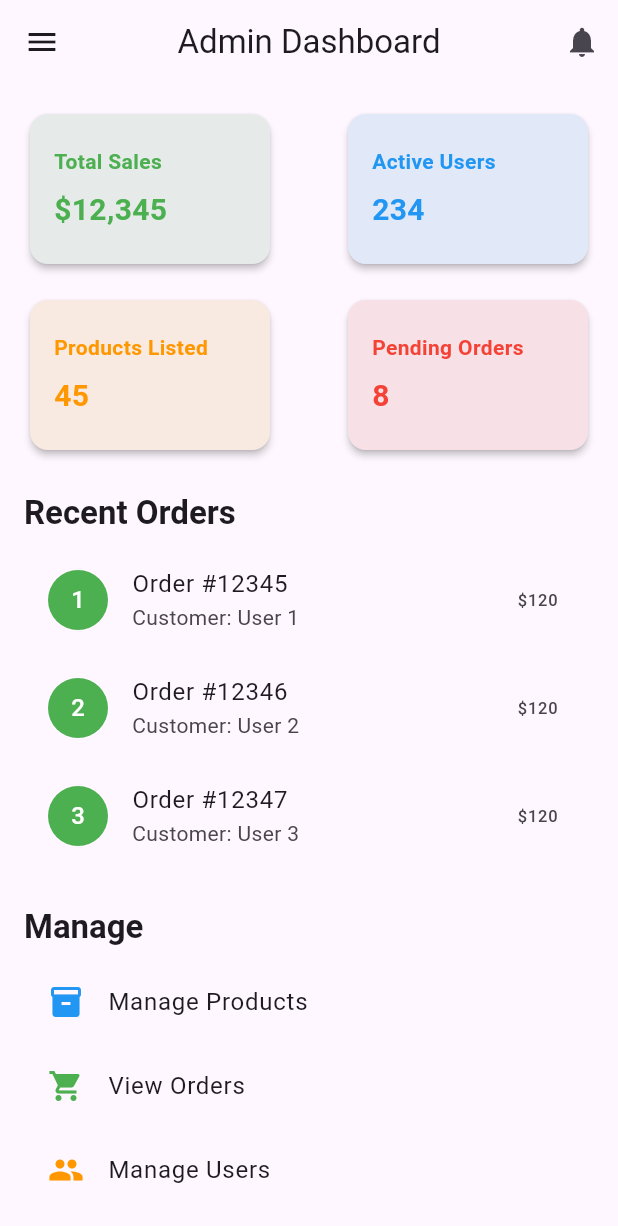
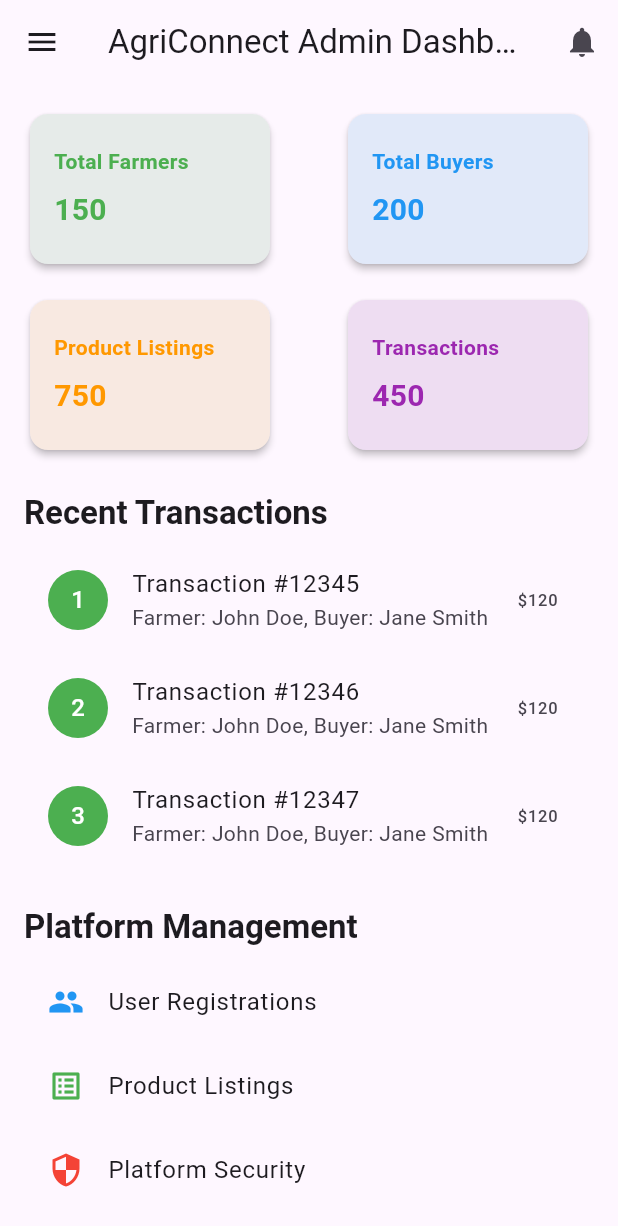
Before and after one commit to Amanciolicious/AgriConnect, a Flutter app: the AdminHome screen opened directly, on a phone screen of 412 x 824 dp. Shown: the top 1226 px of the screen. Run offline on Flutter 3.47's test engine with Material 3 defaults, Android fonts, the phone set to English and light mode, and no system bars; our stand-ins replace badges, flutter_iconly, google_fonts.

Commit message:
Update admin_home.dart

```diff
--- a/agri_app/lib/pages/admin-side/admin_home.dart
+++ b/agri_app/lib/pages/admin-side/admin_home.dart
@@ -1,19 +1,22 @@
 import 'package:flutter/material.dart';
-import 'package:agri_app/pages/login_page.dart'; // Import the login page
+import 'package:agri_app/pages/login_page.dart';
+import 'package:agri_app/pages/admin-side/admin_profile.dart';
 
 class AdminHome extends StatelessWidget {
   const AdminHome({super.key});
 
-  // Logout method
   void _logout(BuildContext context) {
-    // Clear session or authentication data here if necessary
-    // Example: SharedPreferences, FirebaseAuth, or any other session management
-
-    // Navigate to the login page and clear navigation stack
     Navigator.pushAndRemoveUntil(
       context,
       MaterialPageRoute(builder: (context) => const LoginPage()),
-      (Route<dynamic> route) => false, // Remove all previous routes
+      (Route<dynamic> route) => false,
+    );
+  }
+
+  void _navigateToProfile(BuildContext context) {
+    Navigator.push(
+      context,
+      MaterialPageRoute(builder: (context) => const AdminProfile()),
     );
   }
 
@@ -21,13 +24,13 @@ class AdminHome extends StatelessWidget {
   Widget build(BuildContext context) {
     return Scaffold(
       appBar: AppBar(
-        title: const Text("Admin Dashboard"),
+        title: const Text("AgriConnect Admin Dashboard"),
         centerTitle: true,
         actions: [
           IconButton(
             icon: const Icon(Icons.notifications),
             onPressed: () {
-              // Handle notifications
+              // Handle platform notifications
             },
           ),
         ],
@@ -37,41 +40,65 @@ class AdminHome extends StatelessWidget {
           padding: EdgeInsets.zero,
           children: [
             DrawerHeader(
-              decoration: BoxDecoration(color: Colors.blue.shade700),
-              child: const Text(
-                "Admin Panel",
-                style: TextStyle(
-                  color: Colors.white,
-                  fontSize: 24,
-                ),
+              decoration: BoxDecoration(color: Colors.green.shade700),
+              child: const Column(
+                crossAxisAlignment: CrossAxisAlignment.start,
+                mainAxisAlignment: MainAxisAlignment.end,
+                children: [
+                  Text(
+                    "AgriConnect Admin",
+                    style: TextStyle(
+                      color: Colors.white,
+                      fontSize: 24,
+                    ),
+                  ),
+                  SizedBox(height: 8),
+                  Text(
+                    "Platform Management",
+                    style: TextStyle(
+                      color: Colors.white70,
+                      fontSize: 14,
+                    ),
+                  ),
+                ],
               ),
             ),
             ListTile(
               leading: const Icon(Icons.dashboard),
               title: const Text("Dashboard"),
               onTap: () {
-                // Navigate to dashboard (if needed)
+                Navigator.pop(context);
               },
             ),
             ListTile(
               leading: const Icon(Icons.person),
               title: const Text("Profile"),
               onTap: () {
-                // Navigate to profile page (if needed)
+                Navigator.pop(context);
+                _navigateToProfile(context);
               },
             ),
             ListTile(
-              leading: const Icon(Icons.settings),
-              title: const Text("Settings"),
+              leading: const Icon(Icons.people),
+              title: const Text("User Management"),
               onTap: () {
-                // Navigate to settings page (if needed)
+                // Navigate to user management
+                Navigator.pop(context);
+              },
+            ),
+            ListTile(
+              leading: const Icon(Icons.list),
+              title: const Text("Product Listings"),
+              onTap: () {
+                // Navigate to product listings management
+                Navigator.pop(context);
               },
             ),
             const Divider(),
             ListTile(
               leading: const Icon(Icons.exit_to_app, color: Colors.red),
               title: const Text("Logout"),
-              onTap: () => _logout(context), // Logout on tap
+              onTap: () => _logout(context),
             ),
           ],
         ),
@@ -82,16 +109,20 @@ class AdminHome extends StatelessWidget {
           child: Column(
             crossAxisAlignment: CrossAxisAlignment.start,
             children: [
-              // Overview Cards
+              // Platform Overview Cards
               Row(
                 mainAxisAlignment: MainAxisAlignment.spaceBetween,
                 children: [
                   _buildOverviewCard(
-                      title: "Total Sales",
-                      value: "\$12,345",
-                      color: Colors.green),
+                    title: "Total Farmers",
+                    value: "150",
+                    color: Colors.green,
+                  ),
                   _buildOverviewCard(
-                      title: "Active Users", value: "234", color: Colors.blue),
+                    title: "Total Buyers",
+                    value: "200",
+                    color: Colors.blue,
+                  ),
                 ],
               ),
               const SizedBox(height: 16),
@@ -99,35 +130,39 @@ class AdminHome extends StatelessWidget {
                 mainAxisAlignment: MainAxisAlignment.spaceBetween,
                 children: [
                   _buildOverviewCard(
-                      title: "Products Listed",
-                      value: "45",
-                      color: Colors.orange),
+                    title: "Product Listings",
+                    value: "750",
+                    color: Colors.orange,
+                  ),
                   _buildOverviewCard(
-                      title: "Pending Orders", value: "8", color: Colors.red),
+                    title: "Transactions",
+                    value: "450",
+                    color: Colors.purple,
+                  ),
                 ],
               ),
               const SizedBox(height: 24),
-              // Recent Orders Section
+              // Recent Transactions Section
               Text(
-                "Recent Orders",
+                "Recent Transactions",
                 style: Theme.of(context)
                     .textTheme
                     .titleLarge!
                     .copyWith(fontWeight: FontWeight.bold),
               ),
               const SizedBox(height: 8),
-              _buildRecentOrdersList(),
+              _buildRecentTransactionsList(),
               const SizedBox(height: 24),
-              // Quick Links
+              // Platform Management
               Text(
-                "Manage",
+                "Platform Management",
                 style: Theme.of(context)
                     .textTheme
                     .titleLarge!
                     .copyWith(fontWeight: FontWeight.bold),
               ),
               const SizedBox(height: 8),
-              _buildQuickLinks(),
+              _buildPlatformManagementLinks(context),
             ],
           ),
         ),
@@ -135,9 +170,12 @@ class AdminHome extends StatelessWidget {
     );
   }
 
-  // Widget for Overview Cards
-  Widget _buildOverviewCard(
-      {required String title, required String value, required Color color}) {
+  // Overview Card Widget
+  Widget _buildOverviewCard({
+    required String title,
+    required String value,
+    required Color color,
+  }) {
     return Card(
       elevation: 2,
       shape: RoundedRectangleBorder(borderRadius: BorderRadius.circular(12)),
@@ -147,7 +185,6 @@ class AdminHome extends StatelessWidget {
         padding: const EdgeInsets.all(16),
         decoration: BoxDecoration(
           borderRadius: BorderRadius.circular(12),
-          // ignore: deprecated_member_use
           color: color.withOpacity(0.1),
         ),
         child: Column(
@@ -157,13 +194,19 @@ class AdminHome extends StatelessWidget {
             Text(
               title,
               style: TextStyle(
-                  fontSize: 14, color: color, fontWeight: FontWeight.bold),
+                fontSize: 14,
+                color: color,
+                fontWeight: FontWeight.bold,
+              ),
             ),
             const SizedBox(height: 8),
             Text(
               value,
               style: TextStyle(
-                  fontSize: 20, color: color, fontWeight: FontWeight.bold),
+                fontSize: 20,
+                color: color,
+                fontWeight: FontWeight.bold,
+              ),
             ),
           ],
         ),
@@ -171,8 +214,8 @@ class AdminHome extends StatelessWidget {
     );
   }
 
-  // Widget for Recent Orders
-  Widget _buildRecentOrdersList() {
+  // Recent Transactions List
+  Widget _buildRecentTransactionsList() {
     return ListView(
       shrinkWrap: true,
       physics: const NeverScrollableScrollPhysics(),
@@ -181,40 +224,42 @@ class AdminHome extends StatelessWidget {
         (index) => ListTile(
           leading: CircleAvatar(
             backgroundColor: Colors.green,
-            child: Text((index + 1).toString(),
-                style: const TextStyle(color: Colors.white)),
+            child: Text(
+              (index + 1).toString(),
+              style: const TextStyle(color: Colors.white),
+            ),
           ),
-          title: Text("Order #${index + 12345}"),
-          subtitle: Text("Customer: User ${index + 1}"),
+          title: Text("Transaction #${index + 12345}"),
+          subtitle: Text("Farmer: John Doe, Buyer: Jane Smith"),
           trailing: const Text("\$120"),
         ),
       ),
     );
   }
 
-  // Widget for Quick Links
-  Widget _buildQuickLinks() {
+  // Platform Management Links
+  Widget _buildPlatformManagementLinks(BuildContext context) {
     return Column(
       children: [
         ListTile(
-          leading: const Icon(Icons.inventory, color: Colors.blue),
-          title: const Text("Manage Products"),
+          leading: const Icon(Icons.people, color: Colors.blue),
+          title: const Text("User Registrations"),
           onTap: () {
-            // Navigate to Product Management
+            // Navigate to User Registrations
           },
         ),
         ListTile(
-          leading: const Icon(Icons.shopping_cart, color: Colors.green),
-          title: const Text("View Orders"),
+          leading: const Icon(Icons.list_alt, color: Colors.green),
+          title: const Text("Product Listings"),
           onTap: () {
-            // Navigate to Orders Page
+            // Navigate to Product Listings
           },
         ),
         ListTile(
-          leading: const Icon(Icons.people, color: Colors.orange),
-          title: const Text("Manage Users"),
+          leading: const Icon(Icons.security, color: Colors.red),
+          title: const Text("Platform Security"),
           onTap: () {
-            // Navigate to User Management
+            // Navigate to Platform Security Settings
           },
         ),
       ],
```
